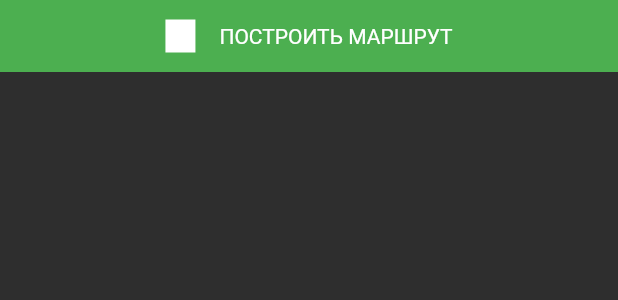
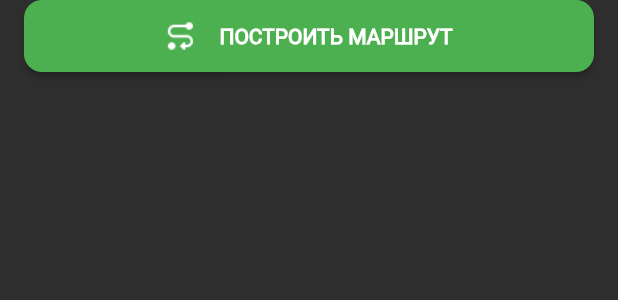
Before and after one commit to slidvo/places, a Flutter app: the BuildRouteButton widget shown alone on an empty page, opened directly, on a phone screen of 412 x 824 dp. Shown: the top 300 px of the screen. Run offline on Flutter 3.47's test engine with Material 2 defaults, Android fonts, the phone set to English and light mode, and no system bars; our stand-ins replace flutter_svg; network calls fail.

Commit message:
M5L2: Привести стиль кнопки ПОСТРОИТЬ МАРШРУТ в соответствии с макетом

```diff
--- a/lib/ui/screens/res/assets_path.dart
+++ b/lib/ui/screens/res/assets_path.dart
@@ -3,6 +3,7 @@ class AssetsPath {
   static const String mapIcon = "res/image/map_icon.svg";
   static const String heartFull = "res/image/heart_full.svg";
   static const String settings = "res/image/settings.svg";
+  static const String goIcon = "res/image/go.png";
 
   static const List<String> assets = [
     listIcon,
--- a/lib/ui/widgets/sight_details_screen/build_route_button.dart
+++ b/lib/ui/widgets/sight_details_screen/build_route_button.dart
@@ -1,4 +1,5 @@
 import 'package:flutter/material.dart';
+import 'package:places/ui/screens/res/assets_path.dart';
 import 'package:places/ui/screens/res/localization.dart';
 
 class BuildRouteButton extends StatefulWidget {
@@ -11,25 +12,29 @@ class BuildRouteButton extends StatefulWidget {
 class _BuildRouteButtonState extends State<BuildRouteButton> {
   @override
   Widget build(BuildContext context) {
-    return Material(
-      color: const Color.fromRGBO(76, 175, 80, 1),
-      child: InkWell(
-        onTap: () => debugPrint("Нажата кнопка ${widget.runtimeType.toString()}"),
-        splashColor: Colors.grey,
-        child: Container(
+    return Container(
+      margin: const EdgeInsets.only(left: 16, right: 16),
       height: 48,
-          alignment: Alignment.center,
-          decoration: BoxDecoration(
+      child: ElevatedButton(
+        onPressed: () =>
+            debugPrint("  Нажата кнопка ${widget.runtimeType.toString()}"),
+        style: ElevatedButton.styleFrom(
+          backgroundColor: Colors.green,
+          shape: RoundedRectangleBorder(
             borderRadius: BorderRadius.circular(12),
+          ),
         ),
         child: Row(
           crossAxisAlignment: CrossAxisAlignment.center,
           mainAxisAlignment: MainAxisAlignment.center,
           children: [
-              Container(
+            SizedBox(
               width: 20,
               height: 22,
+              child: Image.asset(
+                AssetsPath.goIcon,
                 color: Colors.white,
+              ),
             ),
             const Divider(
               color: Colors.transparent,
@@ -37,10 +42,11 @@ class _BuildRouteButtonState extends State<BuildRouteButton> {
             ),
             Text(
               Localization.buildRoute,
-                style: Theme.of(context).textTheme.bodyText1,
+              style: Theme.of(context).textTheme.bodyLarge?.copyWith(
+                    color: Colors.white,
+                  ),
             ),
           ],
-          ),
         ),
       ),
     );
```
Also changed, not shown: lib/ui/screens/res/custom_text_styles.dart (+7 -1 lines), lib/ui/screens/res/custom_theme.dart (+7 -3 lines), res/image/go.png (added), res/image/go_icon.png (deleted). Lines whose indentation alone changed are shown as unchanged.
